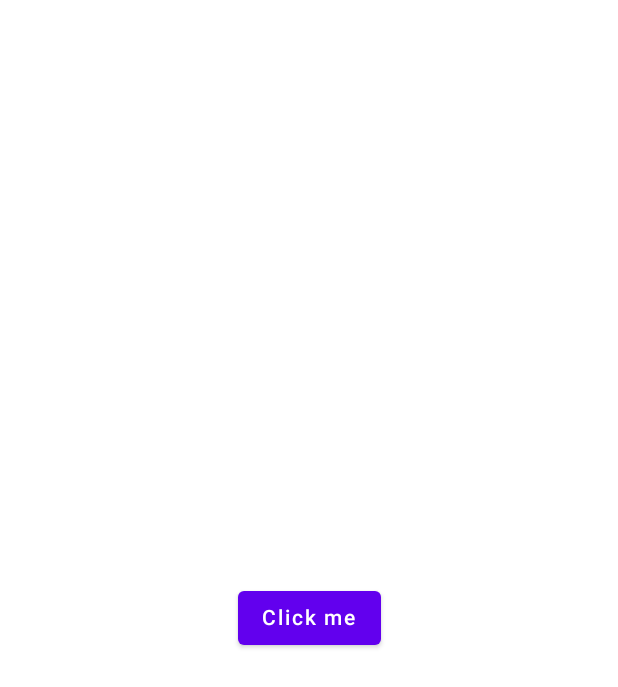
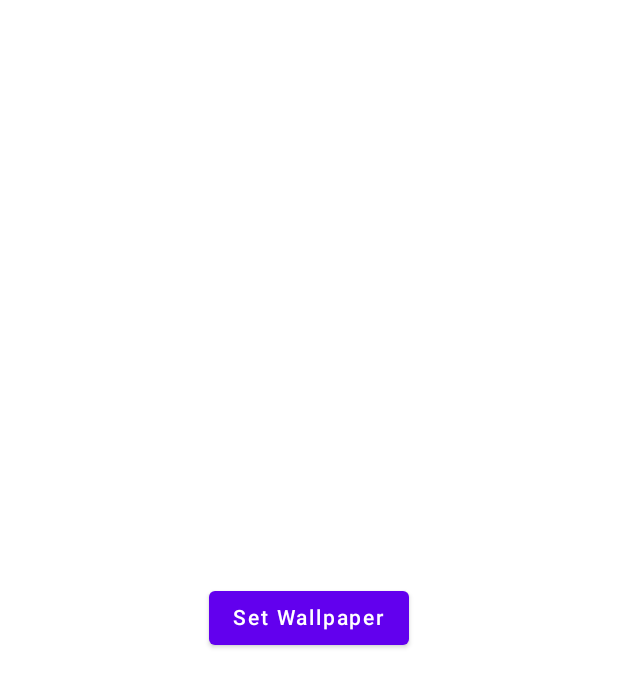
Before and after one commit to creativedrewy/ArtWallpapers, an Android app built with Jetpack Compose: the screen it shows after launch (MainActivity), on a phone screen of 412 x 824 dp. Shown: the top 687 px of the screen. Run offline under Robolectric (Android 15) with nearby library versions, the phone set to English and light mode, and no system bars.

Commit message:
Some code cleanup before proper implementation

```diff
--- a/app/src/main/java/com/creativedrewy/artwallpapers/MainActivity.kt
+++ b/app/src/main/java/com/creativedrewy/artwallpapers/MainActivity.kt
@@ -40,7 +40,7 @@ class MainActivity : ComponentActivity() {
                             startActivity(intent)
                         }
                     ) {
-                        Text(text = "Click me")
+                        Text(text = "Set Wallpaper")
                     }
                 }
             }
@@ -51,7 +51,5 @@ class MainActivity : ComponentActivity() {
 @Preview(showBackground = true)
 @Composable
 fun DefaultPreview() {
-    ArtWallpapersTheme {
-
-    }
+    ArtWallpapersTheme { }
 }
--- a/app/src/main/java/com/creativedrewy/artwallpapers/ui/Type.kt
+++ b/app/src/main/java/com/creativedrewy/artwallpapers/ui/Type.kt
@@ -6,23 +6,10 @@ import androidx.compose.ui.text.font.FontFamily
 import androidx.compose.ui.text.font.FontWeight
 import androidx.compose.ui.unit.sp
 
-// Set of Material typography styles to start with
 val Typography = Typography(
     body1 = TextStyle(
         fontFamily = FontFamily.Default,
         fontWeight = FontWeight.Normal,
         fontSize = 16.sp
     )
-    /* Other default text styles to override
-    button = TextStyle(
-        fontFamily = FontFamily.Default,
-        fontWeight = FontWeight.W500,
-        fontSize = 14.sp
-    ),
-    caption = TextStyle(
-        fontFamily = FontFamily.Default,
-        fontWeight = FontWeight.Normal,
-        fontSize = 12.sp
-    )
-    */
 )
```
Also changed, not shown: app/src/main/java/com/creativedrewy/artwallpapers/MyPoint.java (deleted, +0 -13 lines), app/src/main/java/com/creativedrewy/artwallpapers/MyWallpaperService.java (+0 -68 lines).
